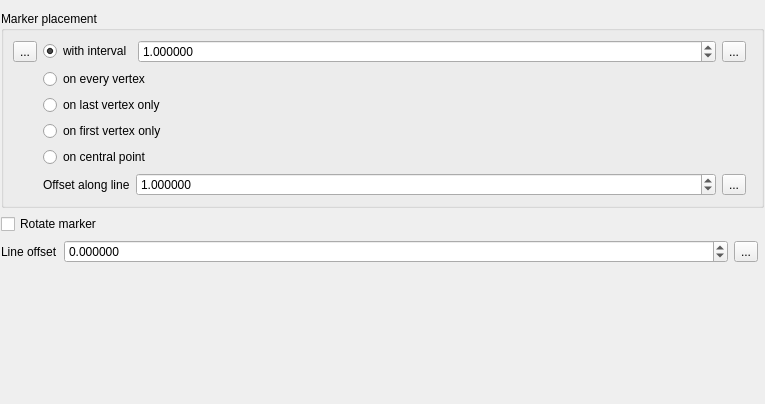
This is src/ui/symbollayer/widget_markerline.ui in carsmie/QGIS as Qt 5 draws it before an edit. The edited form follows.
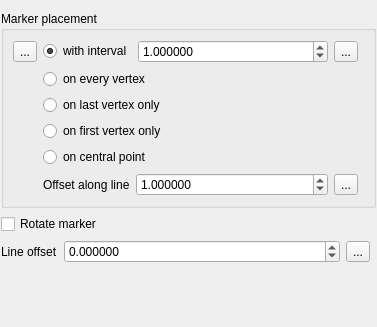
This is the edited form. Custom widgets are drawn as their Qt base class.

Patch:
```diff
--- a/src/ui/symbollayer/widget_markerline.ui
+++ b/src/ui/symbollayer/widget_markerline.ui
@@ -6,8 +6,8 @@
    <rect>
     <x>0</x>
     <y>0</y>
-    <width>765</width>
-    <height>404</height>
+    <width>377</width>
+    <height>327</height>
    </rect>
   </property>
   <property name="windowTitle">
```
